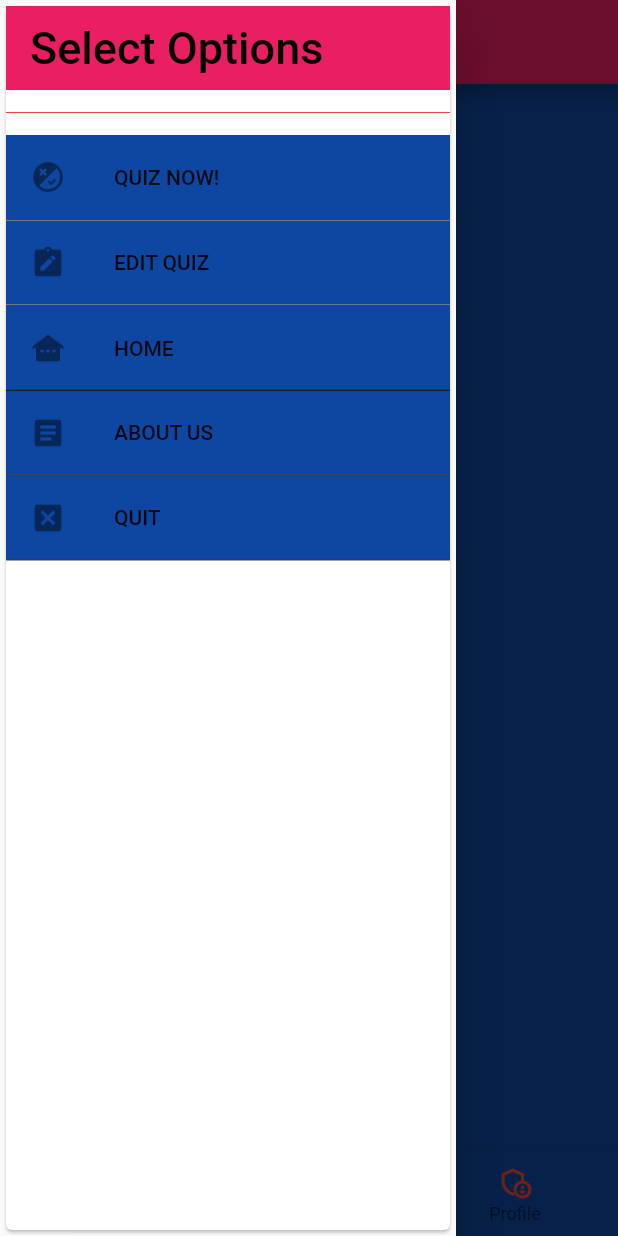
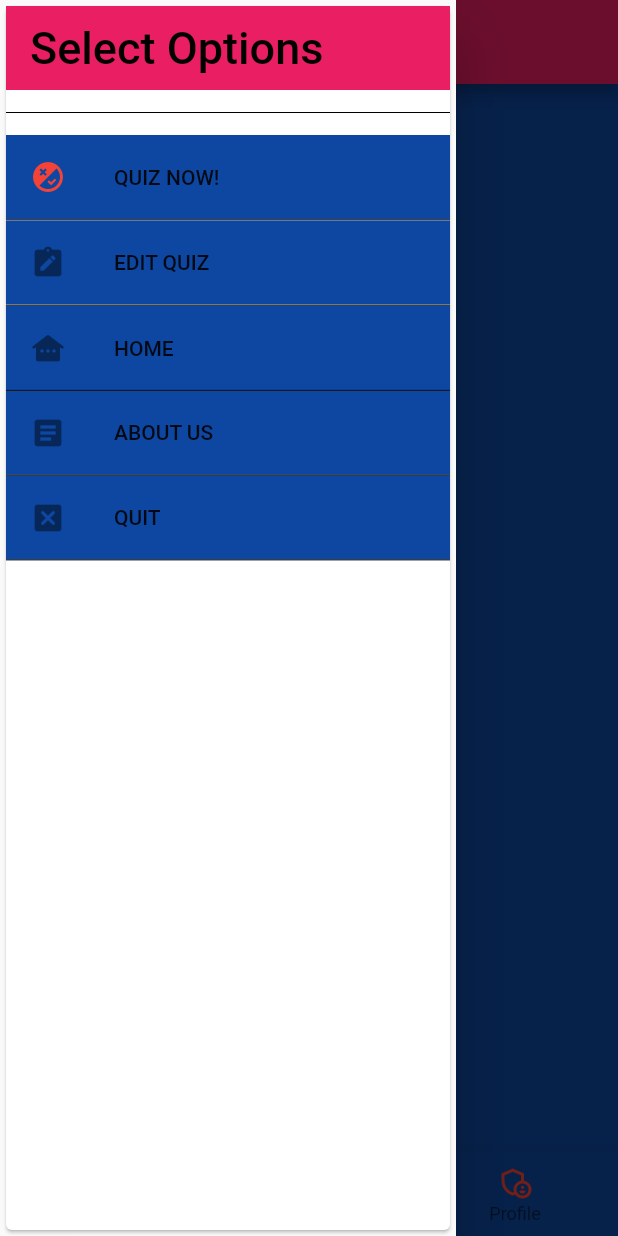
Before and after one commit to uhrzel/mobileApp, a Flutter app: the DashboardHome screen opened directly, with the side drawer open, on a phone screen of 412 x 824 dp. Run offline on Flutter 3.47's test engine with Material 2 defaults, Android fonts, the phone set to English and light mode, and no system bars; Roboto replaces fonts that are missing (Juicer, Mostery).

```diff
--- a/lib/dashboard.dart
+++ b/lib/dashboard.dart
@@ -38,11 +38,14 @@ class DashboardHome extends StatelessWidget {
             tileColor: Colors.pink,
           ),
           Divider(
-            color: Colors.red,
+            color: Colors.black,
             height: 30.0,
           ),
           ListTile(
-              leading: const Icon(Icons.flaky),
+              leading: const Icon(
+                Icons.flaky,
+                color: Colors.red,
+              ),
               //color: Colors.blue[900],
               title: Text('QUIZ NOW!'),
               onTap: () {
@@ -54,7 +57,9 @@ class DashboardHome extends StatelessWidget {
             height: 1.0,
           ),
           ListTile(
-              leading: const Icon(Icons.note_alt),
+              leading: const Icon(
+                Icons.note_alt,
+              ),
               title: Text('EDIT QUIZ'),
               onTap: () {
                 Navigator.of(context).push(MaterialPageRoute(builder: (BuildContext context) => EditQuiz()));
```
Also changed, not shown: 1 other file.
